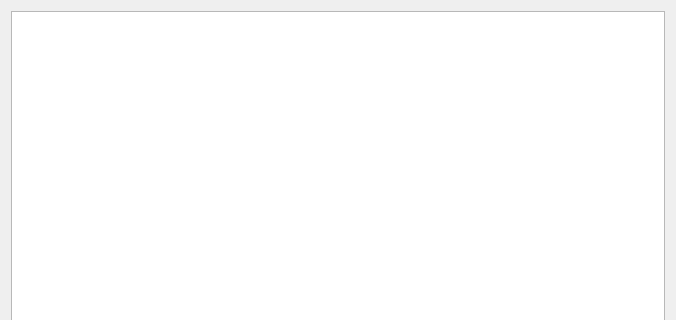
Before: the Qt Designer form launcher/ui/dialogs/ImportResourcePackDialog.ui in FreesmTeam/FreesmLauncher, drawn with Qt 5; both pictures show x 0 to 676 and y 0 to 320 of the 676 by 555 pixel window.
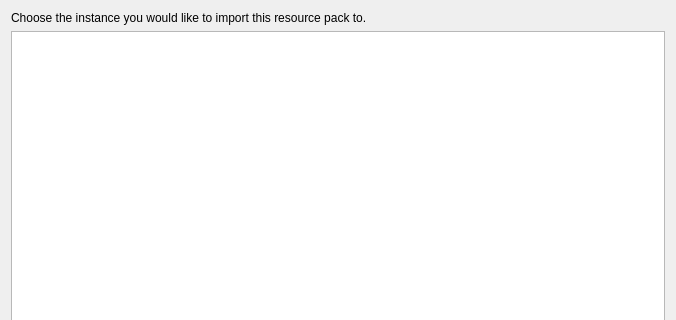
After: the same form once the commit is applied.

Commit message: fix: resource pack import dialog icons and add message

Patch:
```diff
--- a/launcher/ui/dialogs/ImportResourcePackDialog.ui
+++ b/launcher/ui/dialogs/ImportResourcePackDialog.ui
@@ -14,6 +14,13 @@
    <string>Pick icon</string>
   </property>
   <layout class="QVBoxLayout" name="verticalLayout">
+   <item>
+    <widget class="QLabel" name="label">
+     <property name="text">
+      <string>Choose the instance you would like to import this resource pack to.</string>
+     </property>
+    </widget>
+   </item>
    <item>
     <widget class="QListView" name="instanceView"/>
    </item>
```
Left out of the diff: 2 changed lines with no effect on the pictures. The commit also changes 2 other files.
